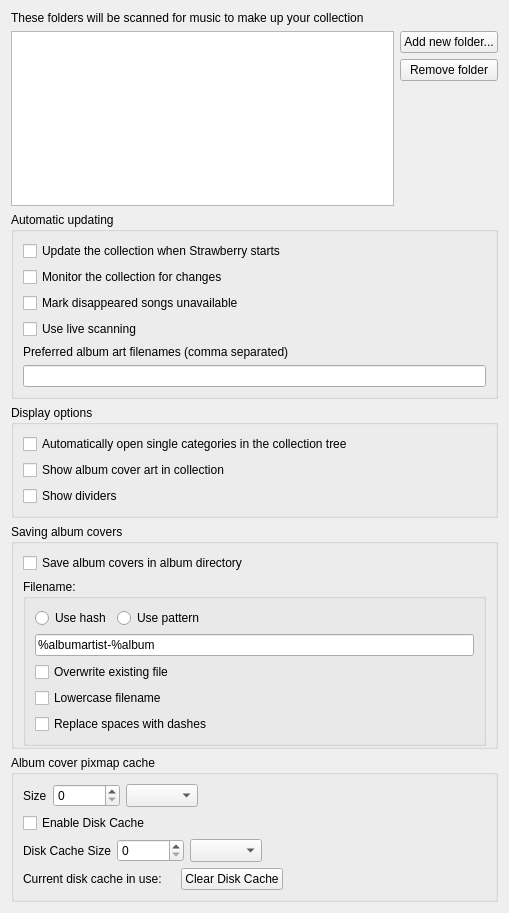
Above: src/settings/collectionsettingspage.ui from strawberrymusicplayer/strawberry before the change. Below: the same form after it.
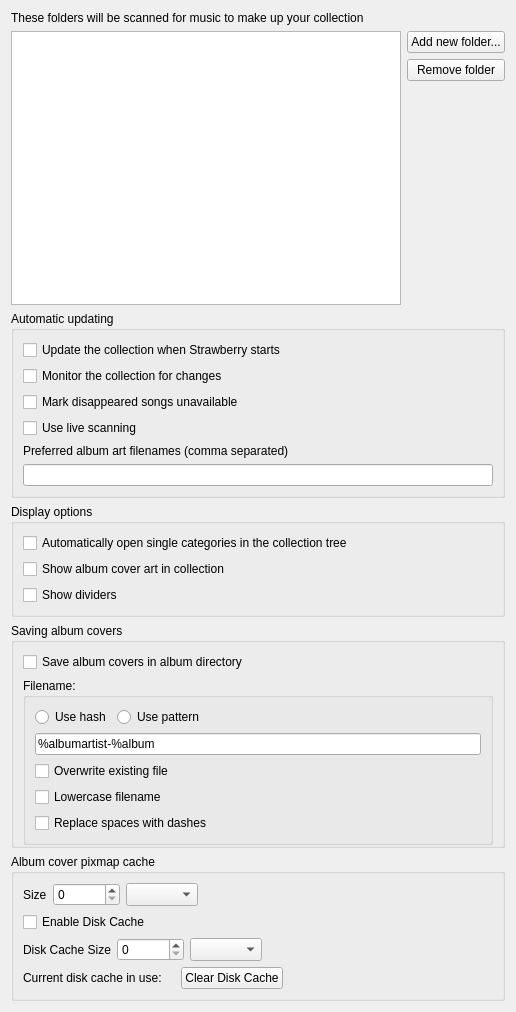
That is the form after the change.

Commit message: Adjust width of settingspages

```diff
--- a/src/settings/collectionsettingspage.ui
+++ b/src/settings/collectionsettingspage.ui
@@ -6,8 +6,8 @@
    <rect>
     <x>0</x>
     <y>0</y>
-    <width>509</width>
-    <height>913</height>
+    <width>516</width>
+    <height>1012</height>
    </rect>
   </property>
   <property name="windowTitle">
```
The commit also changes 13 other files.
